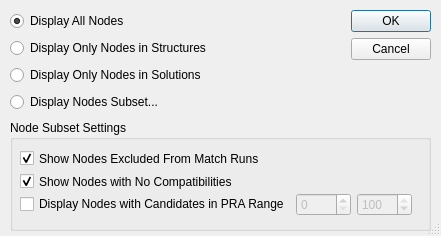
Before: the Qt Designer form KPD GUI/DialogDisplaySettings.ui in mathieubray/KPDGUI, drawn with Qt 5.
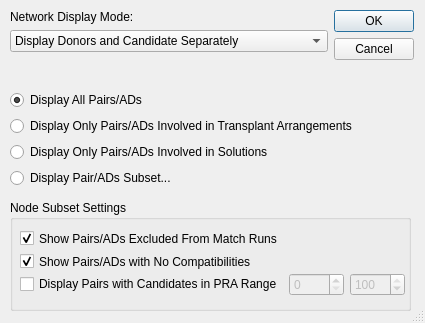
After: the same form once the commit is applied.

What changed in the file:
```diff
--- a/KPD GUI/DialogDisplaySettings.ui
+++ b/KPD GUI/DialogDisplaySettings.ui
@@ -6,8 +6,8 @@
    <rect>
     <x>0</x>
     <y>0</y>
-    <width>441</width>
-    <height>236</height>
+    <width>425</width>
+    <height>323</height>
    </rect>
   </property>
   <property name="sizePolicy">
@@ -18,14 +18,14 @@
   </property>
   <property name="minimumSize">
    <size>
-    <width>441</width>
-    <height>236</height>
+    <width>425</width>
+    <height>323</height>
    </size>
   </property>
   <property name="maximumSize">
    <size>
-    <width>441</width>
-    <height>236</height>
+    <width>425</width>
+    <height>323</height>
    </size>
   </property>
   <property name="windowTitle">
@@ -34,105 +34,6 @@
   <property name="sizeGripEnabled">
    <bool>true</bool>
   </property>
-  <widget class="QWidget" name="layoutWidget">
-   <property name="geometry">
-    <rect>
-     <x>10</x>
-     <y>10</y>
-     <width>421</width>
-     <height>105</height>
-    </rect>
-   </property>
-   <layout class="QHBoxLayout" name="horizontalLayout">
-    <item>
-     <layout class="QVBoxLayout" name="displayVerticalLayout">
-      <item>
-       <widget class="QRadioButton" name="allNodesButton">
-        <property name="text">
-         <string>Display All Nodes</string>
-        </property>
-        <property name="checked">
-         <bool>true</bool>
-        </property>
-        <attribute name="buttonGroup">
-         <string notr="true">buttonGroup</string>
-        </attribute>
-       </widget>
-      </item>
-      <item>
-       <widget class="QRadioButton" name="showStructuresRadioButton">
-        <property name="text">
-         <string>Display Only Nodes in Structures</string>
-        </property>
-        <attribute name="buttonGroup">
-         <string notr="true">buttonGroup</string>
-        </attribute>
-       </widget>
-      </item>
-      <item>
-       <widget class="QRadioButton" name="showSolutionsRadioButton">
-        <property name="text">
-         <string>Display Only Nodes in Solutions</string>
-        </property>
-        <attribute name="buttonGroup">
-         <string notr="true">buttonGroup</string>
-        </attribute>
-       </widget>
-      </item>
-      <item>
-       <widget class="QRadioButton" name="nodeSubsetButton">
-        <property name="text">
-         <string>Display Nodes Subset...</string>
-        </property>
-        <attribute name="buttonGroup">
-         <string notr="true">buttonGroup</string>
-        </attribute>
-       </widget>
-      </item>
-     </layout>
-    </item>
-    <item>
-     <spacer name="horizontalSpacer">
-      <property name="orientation">
-       <enum>Qt::Horizontal</enum>
-      </property>
-      <property name="sizeHint" stdset="0">
-       <size>
-        <width>40</width>
-        <height>20</height>
-       </size>
-      </property>
-     </spacer>
-    </item>
-    <item>
-     <layout class="QVBoxLayout" name="buttonBoxVerticalLayout">
-      <item>
-       <widget class="QDialogButtonBox" name="buttonBox">
-        <property name="orientation">
-         <enum>Qt::Vertical</enum>
-        </property>
-        <property name="standardButtons">
-         <set>QDialogButtonBox::Cancel|QDialogButtonBox::Ok</set>
-        </property>
-       </widget>
-      </item>
-      <item>
-       <spacer name="verticalSpacer">
-        <property name="orientation">
-         <enum>Qt::Vertical</enum>
-        </property>
-        <property name="sizeHint" stdset="0">
-         <size>
-          <width>20</width>
-          <height>18</height>
-         </size>
-        </property>
-       </spacer>
-      </item>
-     </layout>
-    </item>
-   </layout>
-  </widget>
   <widget class="QGroupBox" name="displaySettingsBox">
    <property name="enabled">
     <bool>true</bool>
@@ -140,8 +41,8 @@
    <property name="geometry">
     <rect>
      <x>10</x>
-     <y>120</y>
-     <width>421</width>
+     <y>200</y>
+     <width>401</width>
      <height>111</height>
     </rect>
    </property>
@@ -158,7 +59,7 @@
      </rect>
     </property>
     <property name="text">
-     <string>Show Nodes with No Compatibilities</string>
+     <string>Show Pairs/ADs with No Compatibilities</string>
     </property>
     <property name="checked">
      <bool>true</bool>
@@ -169,7 +70,7 @@
      <rect>
       <x>10</x>
       <y>73</y>
-      <width>392</width>
+      <width>385</width>
       <height>24</height>
      </rect>
     </property>
@@ -177,7 +78,7 @@
      <item row="0" column="0">
       <widget class="QCheckBox" name="praCheckBox">
        <property name="text">
-        <string>Display Nodes with Candidates in PRA Range</string>
+        <string>Display Pairs with Candidates in PRA Range</string>
        </property>
       </widget>
      </item>
@@ -216,13 +117,120 @@
      </rect>
     </property>
     <property name="text">
-     <string>Show Nodes Excluded From Match Runs</string>
+     <string>Show Pairs/ADs Excluded From Match Runs</string>
     </property>
     <property name="checked">
      <bool>true</bool>
     </property>
    </widget>
   </widget>
+  <widget class="QWidget" name="layoutWidget">
+   <property name="geometry">
+    <rect>
+     <x>10</x>
+     <y>10</y>
+     <width>404</width>
+     <height>178</height>
+    </rect>
+   </property>
+   <layout class="QGridLayout" name="gridLayout">
+    <item row="0" column="0">
+     <layout class="QVBoxLayout" name="verticalLayout">
+      <item>
+       <widget class="QLabel" name="nodeDisplayModeLabel">
+        <property name="text">
+         <string>Network Display Mode:</string>
+        </property>
+       </widget>
+      </item>
+      <item>
+       <widget class="QComboBox" name="nodeDisplayModeComboBox">
+        <item>
+         <property name="text">
+          <string>Display Donors and Candidate Separately</string>
+         </property>
+        </item>
+        <item>
+         <property name="text">
+          <string>Display Donors and Candidate as a Single Node</string>
+         </property>
+        </item>
+       </widget>
+      </item>
+      <item>
+       <spacer name="verticalSpacer">
+        <property name="orientation">
+         <enum>Qt::Vertical</enum>
+        </property>
+        <property name="sizeHint" stdset="0">
+         <size>
+          <width>20</width>
+          <height>18</height>
+         </size>
+        </property>
+       </spacer>
+      </item>
+     </layout>
+    </item>
+    <item row="0" column="1">
+     <widget class="QDialogButtonBox" name="buttonBox">
+      <property name="orientation">
+       <enum>Qt::Vertical</enum>
+      </property>
+      <property name="standardButtons">
+       <set>QDialogButtonBox::Cancel|QDialogButtonBox::Ok</set>
+      </property>
+     </widget>
+    </item>
+    <item row="1" column="0" colspan="2">
+     <layout class="QVBoxLayout" name="displayVerticalLayout">
+      <item>
+       <widget class="QRadioButton" name="allNodesButton">
+        <property name="text">
+         <string>Display All Pairs/ADs</string>
+        </property>
+        <property name="checked">
+         <bool>true</bool>
+        </property>
+        <attribute name="buttonGroup">
+         <string notr="true">buttonGroup</string>
+        </attribute>
+       </widget>
+      </item>
+      <item>
+       <widget class="QRadioButton" name="showArrangementsRadioButton">
+        <property name="text">
+         <string>Display Only Pairs/ADs Involved in Transplant Arrangements</string>
+        </property>
+        <attribute name="buttonGroup">
+         <string notr="true">buttonGroup</string>
+        </attribute>
+       </widget>
+      </item>
+      <item>
+       <widget class="QRadioButton" name="showSolutionsRadioButton">
+        <property name="text">
+         <string>Display Only Pairs/ADs Involved in Solutions</string>
+        </property>
+        <attribute name="buttonGroup">
+         <string notr="true">buttonGroup</string>
+        </attribute>
+       </widget>
+      </item>
+      <item>
+       <widget class="QRadioButton" name="nodeSubsetButton">
+        <property name="text">
+         <string>Display Pair/ADs Subset...</string>
+        </property>
+        <attribute name="buttonGroup">
+         <string notr="true">buttonGroup</string>
+        </attribute>
+       </widget>
+      </item>
+     </layout>
+    </item>
+   </layout>
+  </widget>
  </widget>
  <resources/>
  <connections>
```
